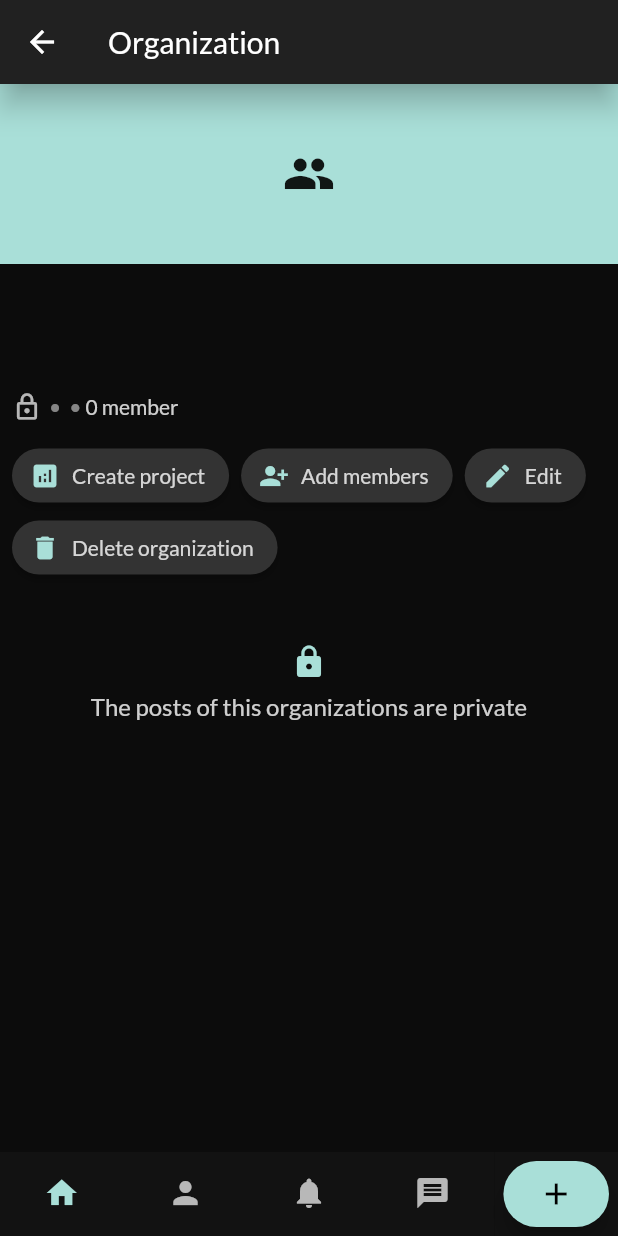
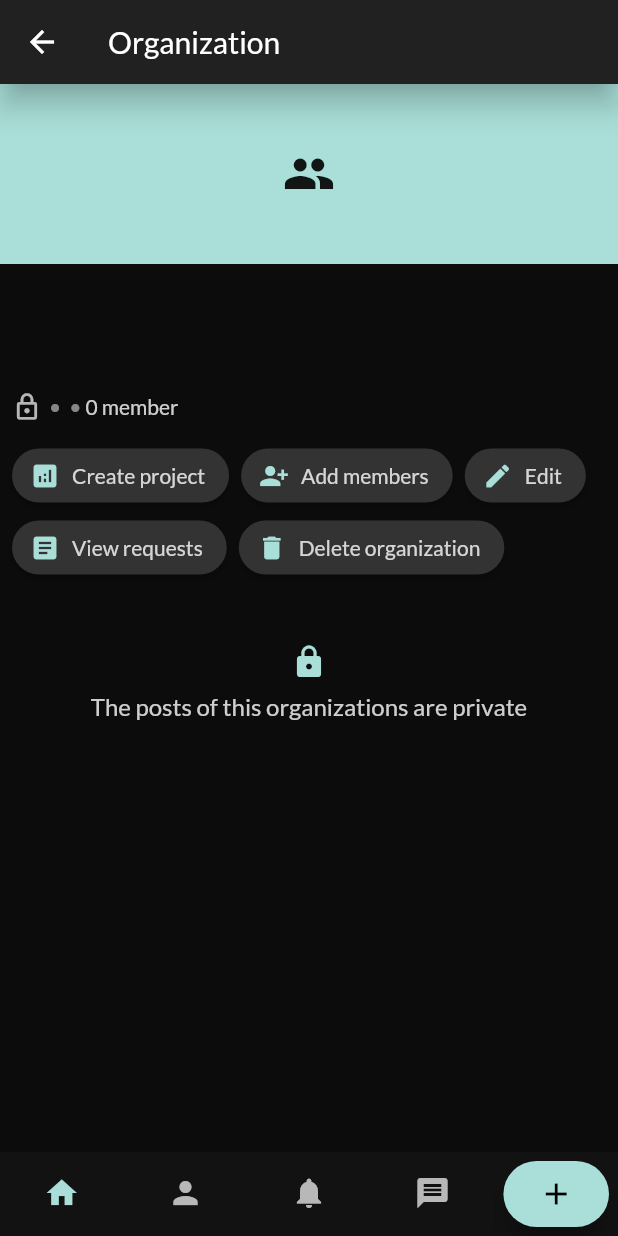
Before and after one commit to Thrauk/union, a Flutter app: the ViewOrganizationPage screen opened directly with empty values, on a phone screen of 412 x 824 dp. Run offline on Flutter 3.47's test engine with Material 2 defaults, Android fonts, the phone set to English and light mode, and no system bars; drawn by our look-alikes of flutter_speed_dial; our stand-ins replace bloc, bubble, cached_network_image, cloud_firestore, dots_indicator, equatable and 11 more; missing offline and left inert: flow_builder, flutter_cached_pdfview; accounts and stored records are empty; network calls fail.

Commit message:
feat: Owner can accept or deny user requests

```diff
--- a/lib/src/repository/organization/firebase_organization_repository.dart
+++ b/lib/src/repository/organization/firebase_organization_repository.dart
@@ -145,7 +145,7 @@ class FirebaseOrganizationRepository {
   }
 
   Future<List<OrganizationJoinRequest>> getAllJoinOrganizationRequests(String organizationId) async {
-    final List<OrganizationJoinRequest> requests = _requestsFromQuery(await firestoreRequestInstance.get());
+    final List<OrganizationJoinRequest> requests = _requestsFromQuery(await firestoreRequestInstance.where('organization_id', isEqualTo: organizationId).get());
 
     return requests;
   }
--- a/lib/src/screens/organization/view_organization/view/components/view_organization_details.dart
+++ b/lib/src/screens/organization/view_organization/view/components/view_organization_details.dart
@@ -10,6 +10,7 @@ import 'package:union_app/src/screens/organization/view_organization/view/widget
 import 'package:union_app/src/screens/organization/view_organization/view/widgets/organization_owner_menu.dart';
 import 'package:union_app/src/screens/organization/view_organization/view/widgets/organization_posts_area.dart';
 import 'package:union_app/src/screens/organization/view_organization/view/widgets/widgets.dart';
+import 'package:union_app/src/screens/organization/view_organization_requests/view/view_organization_requests.dart';
 import 'package:union_app/src/screens/project/create_project/create_project.dart';
 
 import '../widgets/organization_header_image.dart';
@@ -126,6 +127,11 @@ class _MenuSelect extends StatelessWidget {
         onDeletePressed: () {
           context.read<ViewOrganizationBloc>().add(DeleteOrganization());
         },
+        onViewRequests: () {
+          Navigator.of(context)
+              .push(ViewOrganizationRequests.route(organization.id))
+              .then((dynamic response) => context.read<ViewOrganizationBloc>().add(LoadData()));
+        },
       );
     else if (isMember)
       return OrganizationMemberMenu(
--- a/lib/src/screens/organization/view_organization/view/widgets/organization_owner_menu.dart
+++ b/lib/src/screens/organization/view_organization/view/widgets/organization_owner_menu.dart
@@ -8,12 +8,14 @@ class OrganizationOwnerMenu extends StatelessWidget {
     this.onAddMemberPressed,
     this.onEditPressed,
     this.onDeletePressed,
+    this.onViewRequests,
   }) : super(key: key);
 
   final void Function()? onCreateProjectPressed;
   final void Function()? onAddMemberPressed;
   final void Function()? onEditPressed;
   final void Function()? onDeletePressed;
+  final void Function()? onViewRequests;
 
   @override
   Widget build(BuildContext context) {
@@ -76,6 +78,24 @@ class OrganizationOwnerMenu extends StatelessWidget {
         ),
         ElevatedButton.icon(
           icon: const Icon(
+            Icons.article,
+            color: AppColors.primaryColor,
+            size: 20.0,
+          ),
+          label: const Text(
+            'View requests',
+            style: AppStyles.textStyleBodySmallW08,
+          ),
+          onPressed: onViewRequests,
+          style: ElevatedButton.styleFrom(
+            primary: AppColors.backgroundLight1,
+            shape: RoundedRectangleBorder(
+              borderRadius: BorderRadius.circular(20.0),
+            ),
+          ),
+        ),
+        ElevatedButton.icon(
+          icon: const Icon(
             Icons.delete,
             color: AppColors.primaryColor,
             size: 20.0,
@@ -92,6 +112,7 @@ class OrganizationOwnerMenu extends StatelessWidget {
             ),
           ),
         ),
+
       ],
     );
   }
--- /dev/null
+++ b/lib/src/screens/organization/view_organization_requests/bloc/view_organization_requests_event.dart
@@ -0,0 +1,18 @@
+part of 'view_organization_requests_bloc.dart';
+
+class ViewOrganizationRequestsEvent extends Equatable {
+  @override
+  List<Object?> get props => <Object?>[];
+}
+
+class LoadData extends ViewOrganizationRequestsEvent {}
+
+class AcceptRequest extends ViewOrganizationRequestsEvent {
+  AcceptRequest({required this.joinRequest});
+  final OrganizationJoinRequest joinRequest;
+}
+
+class DenyRequest extends ViewOrganizationRequestsEvent {
+  DenyRequest({required this.joinRequest});
+  final OrganizationJoinRequest joinRequest;
+}
```
Also changed, not shown: lib/src/repository/firestore/firebase_user/firebase_user_repository.dart (+19 -0 lines), lib/src/screens/organization/view_organization/bloc/view_organization_bloc.dart (+4 -4 lines), lib/src/screens/organization/view_organization_requests/bloc/view_organization_requests_bloc.dart (added, +54 -0 lines), lib/src/screens/organization/view_organization_requests/bloc/view_organization_requests_state.dart (added, +32 -0 lines), lib/src/screens/organization/view_organization_requests/view/view_organization_requests.dart (added, +82 -0 lines).
